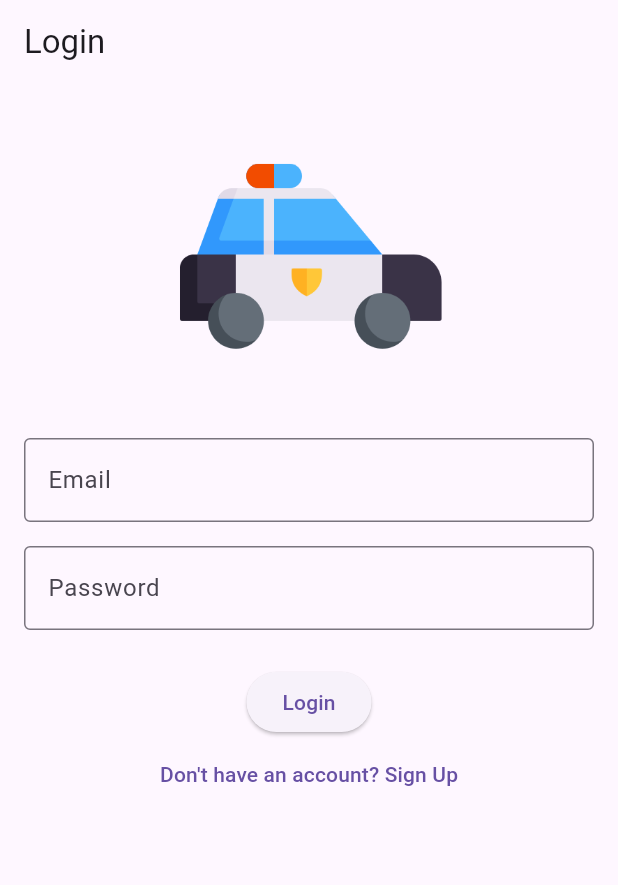
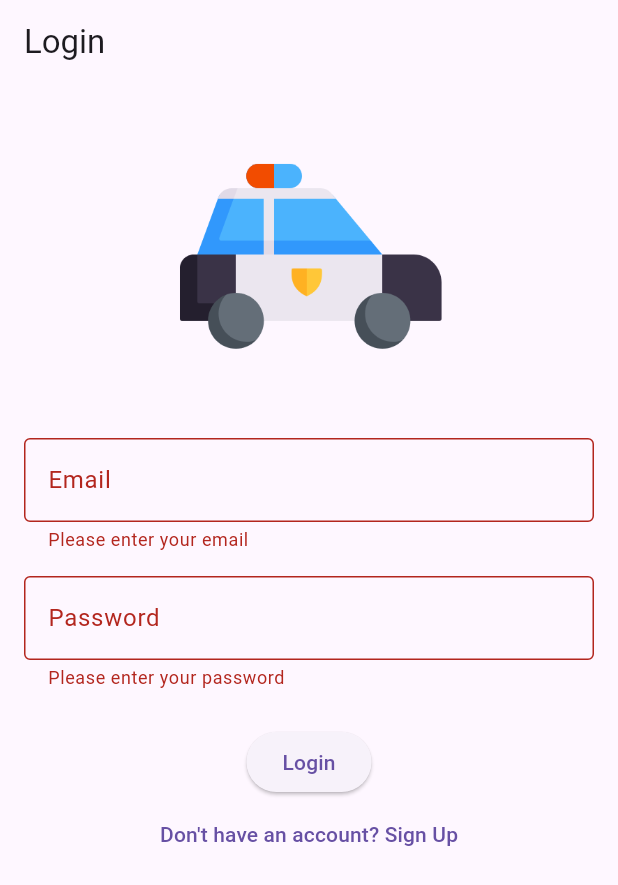
Before and after one commit to SaahRosine/Automated-nutrition-and-fitness-assistant-, a Flutter app: the screen it shows after launch, after a tap on "Login", on a phone screen of 412 x 824 dp. Shown: the top 885 px of the screen. Run offline on Flutter 3.47's test engine with Material 3 defaults, Android fonts, the phone set to English and light mode, and no system bars; our stand-ins replace flutter_secure_storage.

Commit message:
Login process

```diff
--- a/mobile/lib/login.dart
+++ b/mobile/lib/login.dart
@@ -1,45 +1,122 @@
+import 'dart:convert';
 import 'package:flutter/material.dart';
+import 'package:flutter_secure_storage/flutter_secure_storage.dart';
+import 'package:http/http.dart' as http;
 import 'package:mobile/sign_up.dart';
+import 'package:mobile/myHomepage.dart';
 
-class Login extends StatelessWidget {
+class Login extends StatefulWidget {
   const Login({super.key});
+
+  @override
+  State<Login> createState() => _LoginState();
+}
+
+class _LoginState extends State<Login> {
+  final _formKey = GlobalKey<FormState>();
+  final _emailController = TextEditingController();
+  final _passwordController = TextEditingController();
+  final storage = const FlutterSecureStorage();
+
+  bool _isLoading = false;
+
+  // Django API URL - Change to your computer's IP for real device
+  static const String _baseUrl = 'http://192.168.1.150:8000/api';
+// Use
+
+  Future<void> _login() async {
+    if (!_formKey.currentState!.validate()) return;
+
+    setState(() => _isLoading = true);
+
+    try {
+      final response = await http.post(
+        Uri.parse('$_baseUrl/auth/login/'),
+        headers: {'Content-Type': 'application/json'},
+        body: jsonEncode({
+          'email': _emailController.text,
+          'password': _passwordController.text,
+        }),
+      );
+
+      if (response.statusCode == 200) {
+        final data = jsonDecode(response.body);
+
+        // Store token securely
+        await storage.write(key: 'auth_token', value: data['token']);
+
+        if (mounted) {
+          // Navigate to homepage
+          Navigator.pushReplacement(
+            context,
+            MaterialPageRoute(builder: (context) => const MyHomePage()),
+          );
+        }
+      } else {
+        _showError('Login failed. Please check your credentials.');
+      }
+    } catch (e) {
+      _showError('Connection error: $e');
+    } finally {
+      if (mounted) setState(() => _isLoading = false);
+    }
+  }
+
+  void _showError(String message) {
+    ScaffoldMessenger.of(context).showSnackBar(
+      SnackBar(content: Text(message)),
+    );
+  }
 
   @override
   Widget build(BuildContext context) {
     return Scaffold(
-      appBar: AppBar(
-        title: const Text('Login'),
-      ),
-
+      appBar: AppBar(title: const Text('Login')),
       body: SingleChildScrollView(
         child: Container(
           padding: EdgeInsets.all(16.0),
+          child: Form(
+            key: _formKey,
             child: Column(
               mainAxisAlignment: MainAxisAlignment.center,
               children: [
                 Image.asset('assets/image.png', height: 200),
                 SizedBox(height: 20),
-              TextField(
-                keyboardType: TextInputType.emailAddress, // Fixed: Added proper keyboardType
+                TextFormField(
+                  controller: _emailController,
+                  keyboardType: TextInputType.emailAddress,
                   decoration: InputDecoration(
                     labelText: 'Email',
                     border: OutlineInputBorder(),
                   ),
+                  validator: (value) {
+                    if (value == null || value.isEmpty) {
+                      return 'Please enter your email';
+                    }
+                    return null;
+                  },
                 ),
                 SizedBox(height: 16),
-              TextField(
+                TextFormField(
+                  controller: _passwordController,
                   obscureText: true,
                   decoration: InputDecoration(
                     labelText: 'Password',
                     border: OutlineInputBorder(),
                   ),
+                  validator: (value) {
+                    if (value == null || value.isEmpty) {
+                      return 'Please enter your password';
+                    }
+                    return null;
+                  },
                 ),
                 SizedBox(height: 24),
                 ElevatedButton(
-                onPressed: () {
-                  // Handle login logic
-                },
-                child: const Text('Login'),
+                  onPressed: _isLoading ? null : _login,
+                  child: _isLoading
+                    ? const CircularProgressIndicator(color: Colors.white)
+                    : const Text('Login'),
                 ),
                 TextButton(
                   onPressed: () {
@@ -54,6 +131,7 @@ class Login extends StatelessWidget {
             ),
           ),
         ),
+      ),
     );
   }
 }
--- a/mobile/lib/main.dart
+++ b/mobile/lib/main.dart
@@ -1,6 +1,7 @@
 import 'package:flutter/material.dart';
 import 'package:flutter_secure_storage/flutter_secure_storage.dart';
 import 'package:mobile/login.dart';
+import 'package:mobile/myHomepage.dart';
 
 void main() async {
   WidgetsFlutterBinding.ensureInitialized();
@@ -27,7 +28,7 @@ class MyApp extends StatelessWidget {
       theme: ThemeData(
         primarySwatch: Colors.blue,
       ),
-      home: isLoggedIn ? const Login() : const Login(),
+      home: isLoggedIn ? const MyHomePage() : const Login(),
     );
   }
 }
--- /dev/null
+++ b/mobile/lib/myHomepage.dart
@@ -0,0 +1,22 @@
+import 'package:flutter/material.dart';
+
+class MyHomePage extends StatefulWidget {
+  const MyHomePage({super.key});
+
+  @override
+  State<MyHomePage> createState() => _MyHomePageState();
+}
+
+class   _MyHomePageState extends State<MyHomePage> {
+  @override
+  Widget build(BuildContext context) {
+    return Scaffold(
+      appBar: AppBar(
+        title: const Text('My Home Page'),
+      ),
+      body: const Center(
+        child: Text('Welcome to the Home Page!'),
+      ),
+    );
+  }
+}
--- a/mobile/pubspec.yaml
+++ b/mobile/pubspec.yaml
@@ -35,6 +35,7 @@ dependencies:
   # Use with the CupertinoIcons class for iOS style icons.
   cupertino_icons: ^1.0.8
   flutter_secure_storage: ^9.0.0
+  http: ^1.2.0
 
 dev_dependencies:
   flutter_test:
```
Also changed, not shown: mobile/pubspec.lock. Lines whose indentation alone changed are shown as unchanged.
